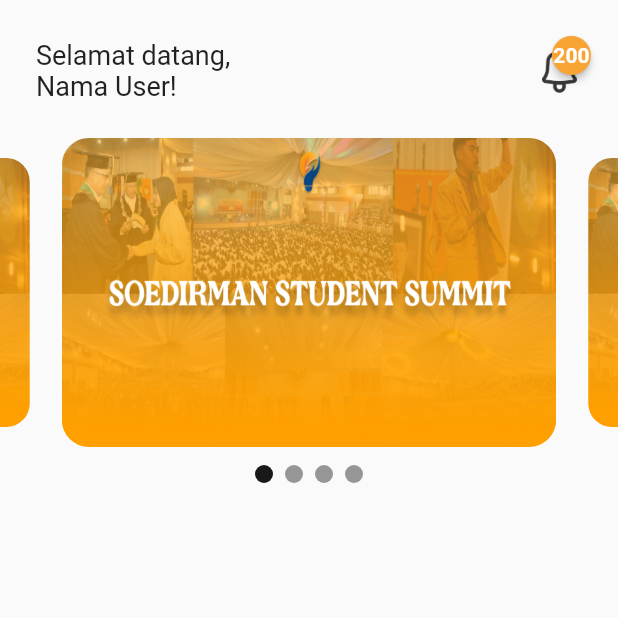
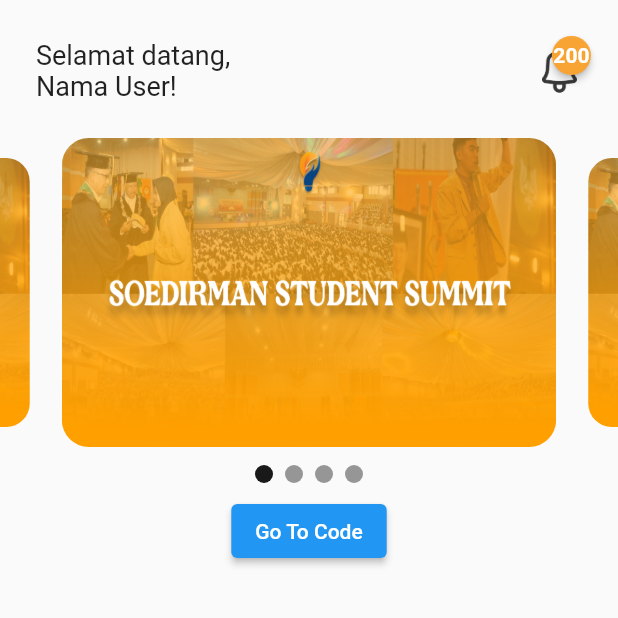
Before and after one commit to medkom22/appsoed2, a Flutter app: the screen it shows after launch, on a phone screen of 412 x 824 dp, the top half of it. Run offline on Flutter 3.47's test engine with Material 2 defaults, Android fonts, the phone set to English and light mode, and no system bars; drawn by our look-alikes of badges, carousel_slider; our stand-ins replace firebase_core, get, google_fonts; accounts and stored records are empty.

Commit message:
fix maya branch

```diff
--- a/lib/app/modules/home/views/home_view.dart
+++ b/lib/app/modules/home/views/home_view.dart
@@ -1,3 +1,4 @@
+import 'package:appsoed/app/routes/app_pages.dart';
 import 'package:badges/badges.dart';
 import 'package:carousel_slider/carousel_slider.dart';
 
@@ -132,7 +133,17 @@ class HomeView extends GetView<HomeController> {
                   )
                 ],
               );
-            })
+            }),
+            // NOTE: END CAROUSEL SLIDER =========
+
+            Center(
+              child: ElevatedButton(
+                child: const Text('Go To Code'),
+                onPressed: () {
+                  Get.toNamed(Routes.NOTIFICATION_VIEW);
+                },
+              ),
+            )
           ],
         ),
       ),
--- a/lib/app/routes/app_pages.dart
+++ b/lib/app/routes/app_pages.dart
@@ -1,4 +1,6 @@
 import 'package:appsoed/app/views/views/about_appsoed_view.dart';
+import 'package:appsoed/app/views/views/notification_no.dart';
+import 'package:appsoed/app/views/views/splash_screen.dart';
 
 import '../modules/signin/views/forgot_password_view.dart';
 
@@ -47,5 +49,13 @@ class AppPages {
       name: Routes.ABOUT_APPSOED,
       page: () => const AboutAppsoedView(),
     ),
+    GetPage(
+      name: Routes.SPLASH_SCREEN,
+      page: () => splash_screen(),
+    ),
+    GetPage(
+      name: Routes.NOTIFICATION_VIEW,
+      page: () => const NotificationView(),
+    ),
   ];
 }
--- a/lib/app/routes/app_routes.dart
+++ b/lib/app/routes/app_routes.dart
@@ -10,6 +10,7 @@ abstract class Routes {
   static const SPLASH_SCREEN = _Paths.SPLASH_SCREEN;
   static const FORGOT_PASSWORD = _Paths.FORGOT_PASSWORD;
   static const ABOUT_APPSOED = _Paths.ABOUT_APPSOED;
+  static const NOTIFICATION_VIEW = _Paths.NOTIFICATION_VIEW;
 }
 
 abstract class _Paths {
@@ -21,4 +22,5 @@ abstract class _Paths {
   static const SPLASH_SCREEN = '/splash_screen';
   static const FORGOT_PASSWORD = '/forgot-password';
   static const ABOUT_APPSOED = '/about-appsoed';
+  static const NOTIFICATION_VIEW = '/notification-view';
 }
--- a/lib/app/views/views/notification_no.dart
+++ b/lib/app/views/views/notification_no.dart
@@ -2,14 +2,9 @@ import 'package:appsoed/app/widgets/back_button_widget.dart';
 import 'package:flutter/material.dart';
 import 'package:google_fonts/google_fonts.dart';
 
-void main(List<String> args) {
-  runApp(MaterialApp(
-    title: 'My Apps',
-    home: new MyApp(),
-  ));
-}
+class NotificationView extends StatelessWidget {
+  const NotificationView({Key? key}) : super(key: key);
 
-class MyApp extends StatelessWidget {
   @override
   Widget build(BuildContext context) {
     return MaterialApp(
--- a/lib/app/views/views/splash_screen.dart
+++ b/lib/app/views/views/splash_screen.dart
@@ -32,7 +32,7 @@ class _splash_screenState extends State<splash_screen> {
               padding: EdgeInsets.only(top: 100),
             ),
             Image.asset(
-              'assets/logo_appsoed.png',
+              'assets/appsoed-logo.png',
               width: 140,
               height: 140,
             ),
```
